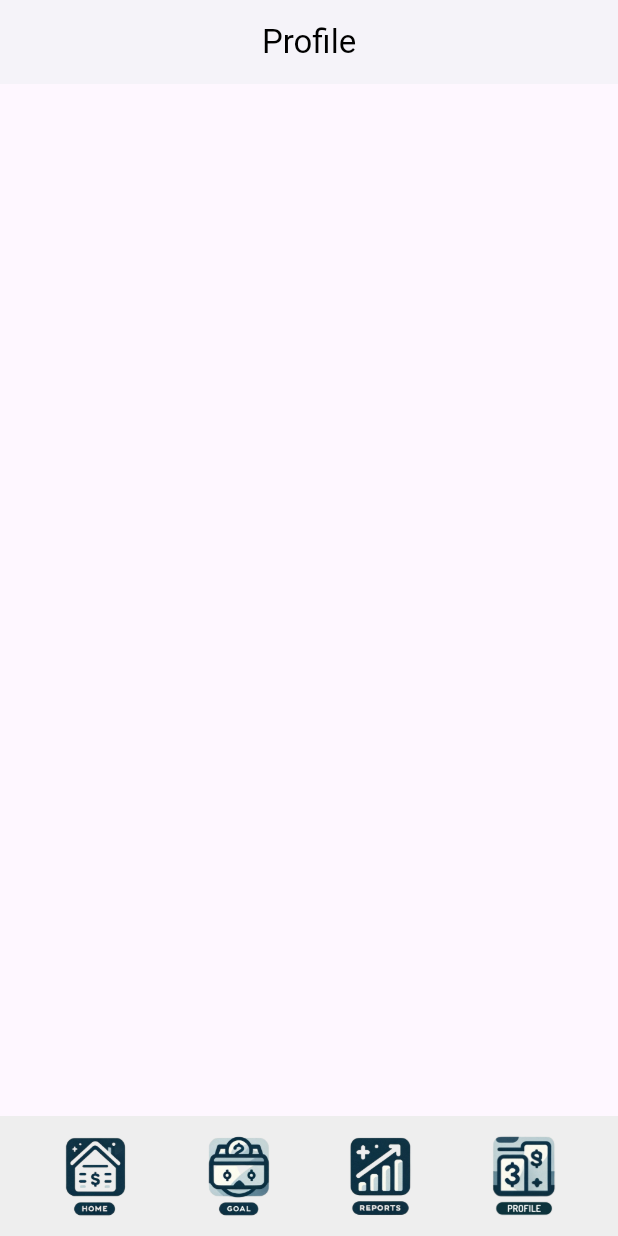
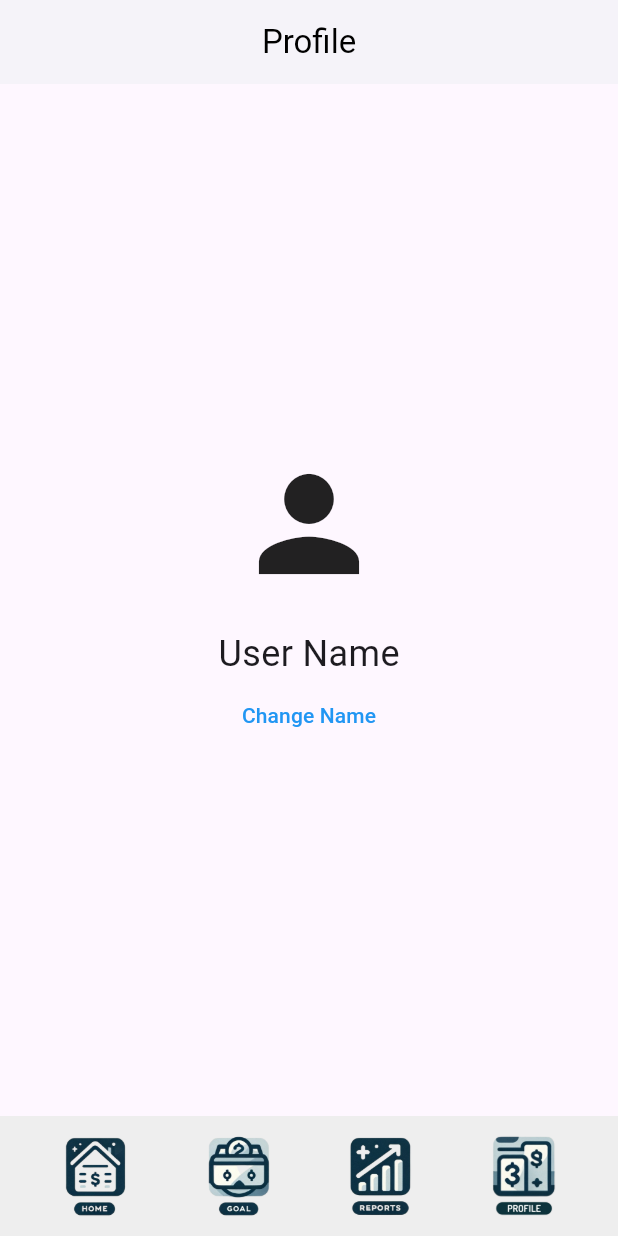
Before and after one commit to SlowpokeBloke/Flutter_ExpenseTracker, a Flutter app: the Profile screen opened by its route, on a phone screen of 412 x 824 dp. Run offline on Flutter 3.47's test engine with Material 3 defaults, Android fonts, the phone set to English and light mode, and no system bars; our stand-ins replace sqflite; accounts and stored records are empty.

Commit message:
Update profile.dart
finished basic profile page

```diff
--- a/expense_tracker/lib/screens/profile.dart
+++ b/expense_tracker/lib/screens/profile.dart
@@ -1,6 +1,49 @@
 import 'package:flutter/material.dart';
 
-class Profile extends StatelessWidget {
+class Profile extends StatefulWidget {
+  @override
+  _ProfileState createState() => _ProfileState();
+}
+
+class _ProfileState extends State<Profile> {
+  String _userName = "User Name";
+
+  void _changeUserName() {
+    showDialog(
+      context: context,
+      builder: (BuildContext context) {
+
+        String newName = "";
+        return AlertDialog(
+          title: Text("Change Name"),
+          content: TextField(
+            onChanged: (value) {
+              newName = value;
+            },
+            decoration: InputDecoration(hintText: "Enter new name"),
+          ),
+          actions: <Widget>[
+            TextButton(
+              child: Text("Cancel"),
+              onPressed: () {
+                Navigator.of(context).pop();
+              },
+            ),
+            TextButton(
+              child: Text("Save"),
+              onPressed: () {
+                setState(() {
+                  _userName = newName;
+                });
+                Navigator.of(context).pop();
+              },
+            ),
+          ],
+        );
+      },
+    );
+  }
+
   @override
   Widget build(BuildContext context) {
     return Scaffold(
@@ -12,7 +55,20 @@ class Profile extends StatelessWidget {
         centerTitle: true,
         elevation: 2,
       ),
-
+      body: Center(
+        child: Column(
+          mainAxisAlignment: MainAxisAlignment.center,
+          children: [
+            Icon(Icons.person, size: 100), // Large icon
+            SizedBox(height: 20),
+            Text(_userName, style: TextStyle(fontSize: 24)), // Display the user's name
+            TextButton(
+              onPressed: _changeUserName,
+              child: Text("Change Name", style: TextStyle(color: Colors.blue)),
+            ),
+          ],
+        ),
+      ),
       bottomNavigationBar: BottomAppBar(
         color: Colors.grey[200],
         shape: CircularNotchedRectangle(),
```
